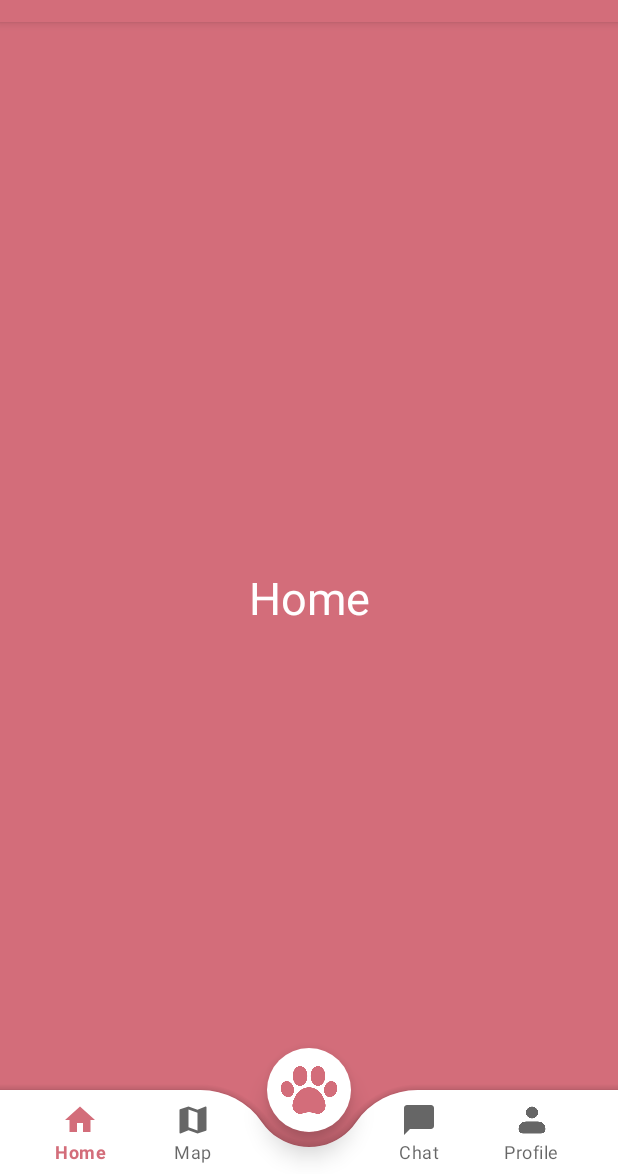
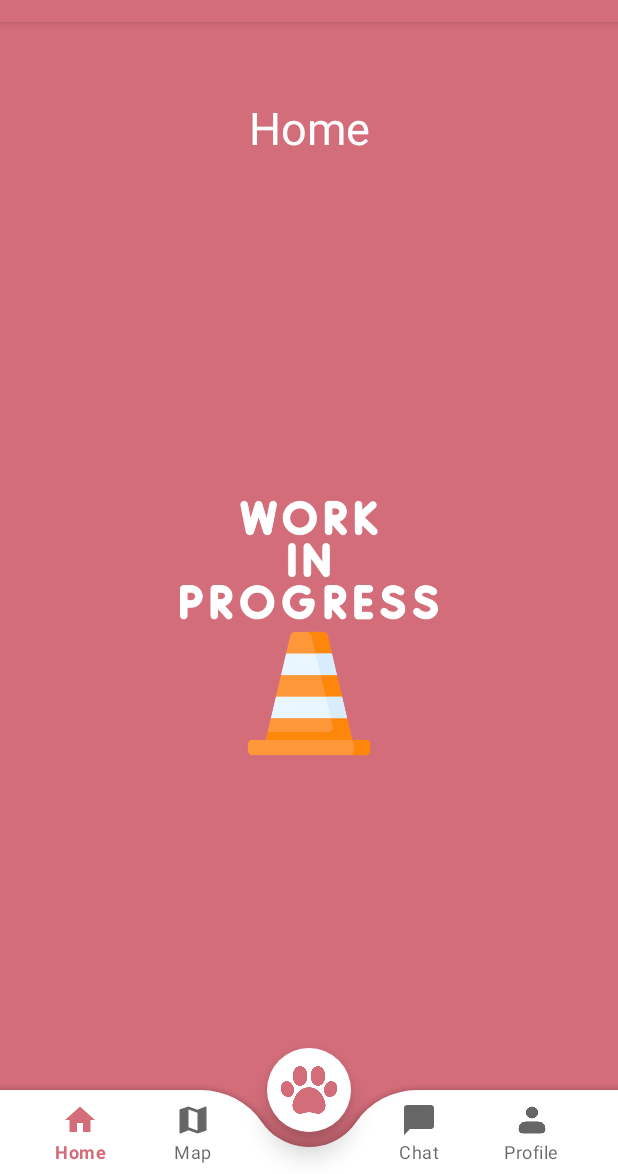
Before and after one commit to nathaliu/PawPal, an Android app: the screen it shows after launch (MainActivity), on a phone screen of 412 x 824 dp, the part 62-1236 px from its top. Run offline under Robolectric (Android 15) with nearby library versions, the phone set to English and light mode, and no system bars.

Commit message:
Fragments updated - WIP

```diff
--- a/app/src/main/res/layout/fragment_home.xml
+++ b/app/src/main/res/layout/fragment_home.xml
@@ -9,10 +9,19 @@
     <!-- TODO: Update blank fragment layout -->
     <TextView
         android:layout_width="match_parent"
-        android:layout_height="match_parent"
+        android:layout_height="wrap_content"
         android:text="@string/title_home"
         android:gravity="center"
         android:textSize="30sp"
+        android:paddingVertical="50dp"
         android:textColor="@color/white"/>
 
+    <ImageView
+        android:layout_width="wrap_content"
+        android:layout_height="wrap_content"
+        android:src="@drawable/ic_wip"
+        android:paddingHorizontal="120dp"
+        android:layout_gravity="center"
+        android:layout_marginTop="20dp"/>
+
 </FrameLayout>
--- a/app/src/main/res/layout/fragment_map.xml
+++ b/app/src/main/res/layout/fragment_map.xml
@@ -10,7 +10,7 @@
     <TextView
         android:layout_width="match_parent"
         android:layout_height="match_parent"
-        android:text="@string/title_map"
+        android:text="Steven travaille !!!"
         android:gravity="center"
         android:textSize="30sp"
         android:textColor="@color/white"/>
```
Also changed, not shown: app/src/main/res/layout/fragment_chat.xml (+10 -1 lines), app/src/main/res/drawable/ic_wip.png (added).
